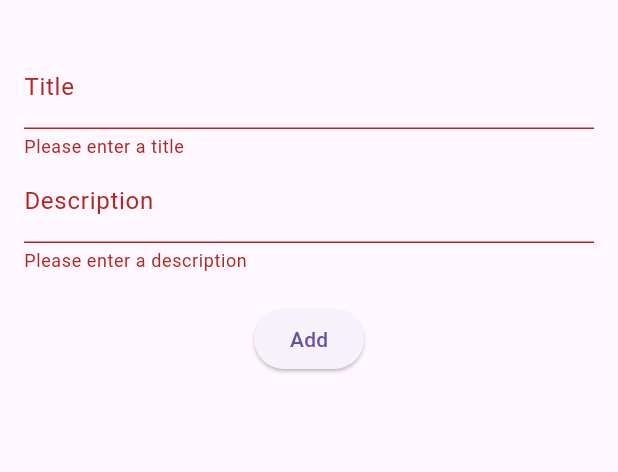
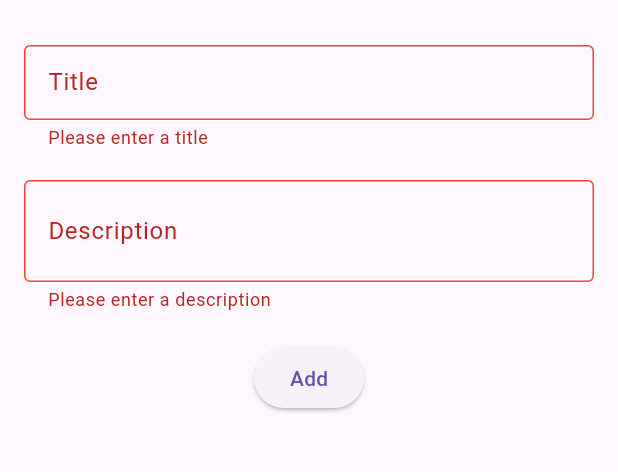
Before and after one commit to dravya08/todo_arcitech_assignment, a Flutter app: the TodoFormScreen screen opened directly, after a tap on "Add", on a phone screen of 412 x 824 dp, the part 63-535 px from its top. Run offline on Flutter 3.47's test engine with Material 3 defaults, Android fonts, the phone set to English and light mode, and no system bars; our stand-ins replace bloc, equatable, flutter_bloc, objectbox; generated files the repository leaves out were written again; network calls fail.

```diff
--- a/lib/main.dart
+++ b/lib/main.dart
@@ -29,9 +29,7 @@ class MyApp extends StatelessWidget {
       ],
       child: MaterialApp(
         title: 'Flutter ToDo App',
-        theme: ThemeData(
-          primarySwatch: Colors.blue,
-        ),
+        theme: ThemeData(),
         home: TodoScreen(),
       ),
     );
--- a/lib/screens/todo_form_screen.dart
+++ b/lib/screens/todo_form_screen.dart
@@ -3,20 +3,6 @@ import 'package:flutter_bloc/flutter_bloc.dart';
 
 import '../bloc/todo_bloc.dart';
 import '../models/todo.dart';
-
-class abc extends StatefulWidget {
-  const abc({super.key});
-
-  @override
-  State<abc> createState() => _abcState();
-}
-
-class _abcState extends State<abc> {
-  @override
-  Widget build(BuildContext context) {
-    return const Placeholder();
-  }
-}
 
 class TodoFormScreen extends StatefulWidget {
   final Todo? todo;
@@ -50,10 +36,26 @@ class _TodoFormScreenState extends State<TodoFormScreen> {
         child: Form(
           key: _formKey,
           child: Column(
-            children: [
+            children: <Widget>[
               TextFormField(
+                style: const TextStyle(
+                  fontWeight: FontWeight.w400,
+                  fontSize: 12,
+                ),
                 initialValue: _title,
-                decoration: const InputDecoration(labelText: 'Title'),
+                decoration: const InputDecoration(
+                  labelText: 'Title',
+                  border: OutlineInputBorder(), // Default border
+                  enabledBorder: OutlineInputBorder(
+                    borderSide: BorderSide(color: Colors.grey),
+                  ),
+                  focusedBorder: OutlineInputBorder(
+                    borderSide: BorderSide(color: Colors.blue),
+                  ),
+                  errorBorder: OutlineInputBorder(
+                    borderSide: BorderSide(color: Colors.red),
+                  ),
+                ),
                 onSaved: (value) {
                   _title = value!;
                 },
@@ -64,9 +66,27 @@ class _TodoFormScreenState extends State<TodoFormScreen> {
                   return null;
                 },
               ),
+              const SizedBox(height: 20),
               TextFormField(
+                style: const TextStyle(
+                  fontWeight: FontWeight.w400,
+                  fontSize: 12,
+                ),
+                maxLines: 2,
                 initialValue: _description,
-                decoration: const InputDecoration(labelText: 'Description'),
+                decoration: const InputDecoration(
+                  labelText: 'Description',
+                  border: OutlineInputBorder(), // Default border
+                  enabledBorder: OutlineInputBorder(
+                    borderSide: BorderSide(color: Colors.grey),
+                  ),
+                  focusedBorder: OutlineInputBorder(
+                    borderSide: BorderSide(color: Colors.blue),
+                  ),
+                  errorBorder: OutlineInputBorder(
+                    borderSide: BorderSide(color: Colors.red),
+                  ),
+                ),
                 onSaved: (value) {
                   _description = value!;
                 },
--- a/lib/screens/todo_screen.dart
+++ b/lib/screens/todo_screen.dart
@@ -45,6 +45,8 @@ class TodoScreen extends StatelessWidget {
                       title: Text(
                         todo.title,
                         style: TextStyle(
+                          fontWeight: FontWeight.w500,
+                          fontSize: 14,
                           decoration: todo.completed
                               ? TextDecoration.lineThrough
                               : TextDecoration.none,
@@ -53,6 +55,8 @@ class TodoScreen extends StatelessWidget {
                       subtitle: Text(
                         todo.description,
                         style: TextStyle(
+                          fontWeight: FontWeight.w300,
+                          fontSize: 12,
                           decoration: todo.completed
                               ? TextDecoration.lineThrough
                               : TextDecoration.none,
```
Also changed, not shown: lib/bloc/todo_bloc.dart (+7 -2 lines).
